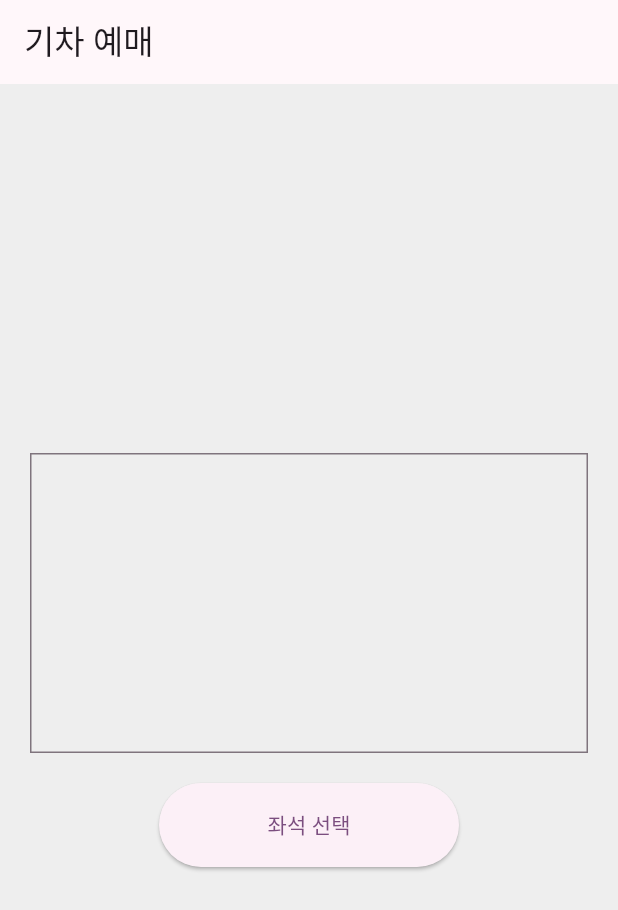
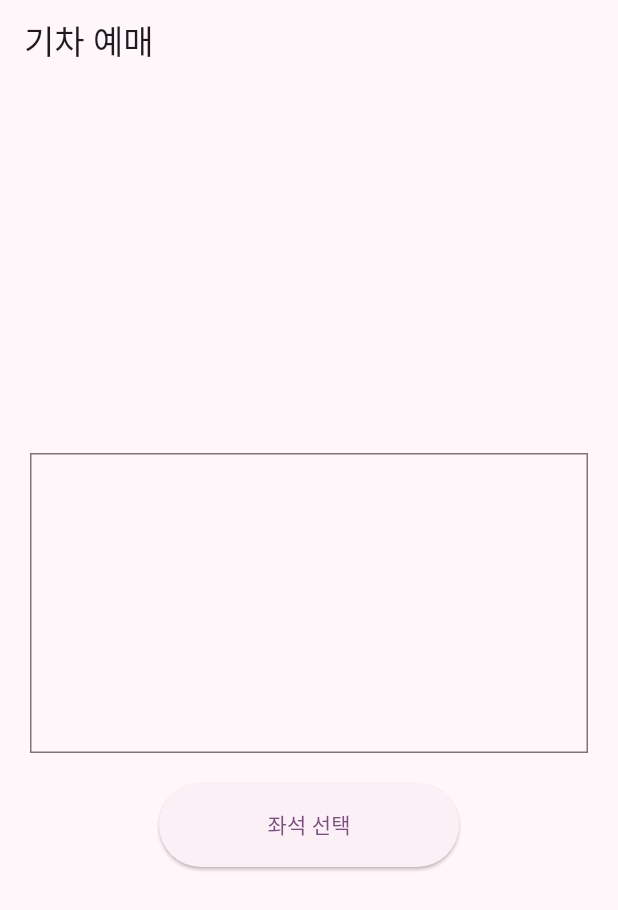
Before and after one commit to idikim/flutter_train_app, a Flutter app: the screen it shows after launch, on a phone screen of 412 x 824 dp. Shown: the top 910 px of the screen. Run offline on Flutter 3.47's test engine with Material 3 defaults, Android fonts, the phone set to English and light mode, and no system bars.

Commit message:
light/dark theme 적용

```diff
--- a/lib/pages/home/home_page.dart
+++ b/lib/pages/home/home_page.dart
@@ -5,7 +5,6 @@ class HomePage extends StatelessWidget {
   @override
   Widget build(BuildContext context) {
     return Scaffold(
-      backgroundColor: Colors.grey[200],
       appBar: AppBar(
         title: Text('기차 예매'),
       ),
--- /dev/null
+++ b/lib/theme.dart
@@ -0,0 +1,62 @@
+import 'package:flutter/material.dart';
+
+final lightTheme = ThemeData(
+  useMaterial3: true,
+  colorScheme: ColorScheme.fromSeed(
+    seedColor: Colors.purple,
+    brightness: Brightness.light,
+  ),
+  highlightColor: Colors.purple,
+  dividerColor: Colors.black38, // black opacity 38%
+  sliderTheme: SliderThemeData(
+    activeTrackColor: Colors.black38,
+    inactiveTrackColor: Colors.black38,
+    trackHeight: 1,
+    thumbColor: Colors.purple,
+  ),
+  elevatedButtonTheme: ElevatedButtonThemeData(
+    style: ButtonStyle(
+      shape: MaterialStatePropertyAll(RoundedRectangleBorder()),
+      backgroundColor: MaterialStatePropertyAll(Colors.purple),
+      foregroundColor: MaterialStatePropertyAll(Colors.white),
+    ),
+  ),
+  outlinedButtonTheme: OutlinedButtonThemeData(
+    style: ButtonStyle(
+      shape: MaterialStatePropertyAll(RoundedRectangleBorder()),
+      side: MaterialStatePropertyAll(BorderSide(color: Colors.black38)),
+      foregroundColor: MaterialStatePropertyAll(Colors.black),
+    ),
+  ),
+);
+
+final darkTheme = ThemeData(
+  useMaterial3: true,
+  colorScheme: ColorScheme.fromSeed(
+    seedColor: Colors.purple,
+    brightness: Brightness.dark,
+  ),
+  highlightColor: Colors.purple,
+  dividerColor: Colors.white30, // white opacity 30%
+  sliderTheme: SliderThemeData(
+    activeTrackColor: Colors.white30, // 현재값 기준 왼쪽 색상
+    inactiveTrackColor: Colors.white30, // 현재값 기준 오른쪽 색상
+    trackHeight: 1, // 막대기 높이(두께)
+    thumbColor: Colors.purple, // 동그라미 (현재값)
+  ),
+  elevatedButtonTheme: ElevatedButtonThemeData(
+    style: ButtonStyle(
+      shape: MaterialStatePropertyAll(RoundedRectangleBorder()),
+      backgroundColor: MaterialStatePropertyAll(Colors.purple), // 배경색
+      // 전경색 (Text 등 child 위젯의 색상)
+      foregroundColor: MaterialStatePropertyAll(Colors.white),
+    ),
+  ),
+  outlinedButtonTheme: OutlinedButtonThemeData(
+    style: ButtonStyle(
+      shape: MaterialStatePropertyAll(RoundedRectangleBorder()),
+      side: MaterialStatePropertyAll(BorderSide(color: Colors.white30)),
+      foregroundColor: MaterialStatePropertyAll(Colors.white),
+    ),
+  ),
+);
```
